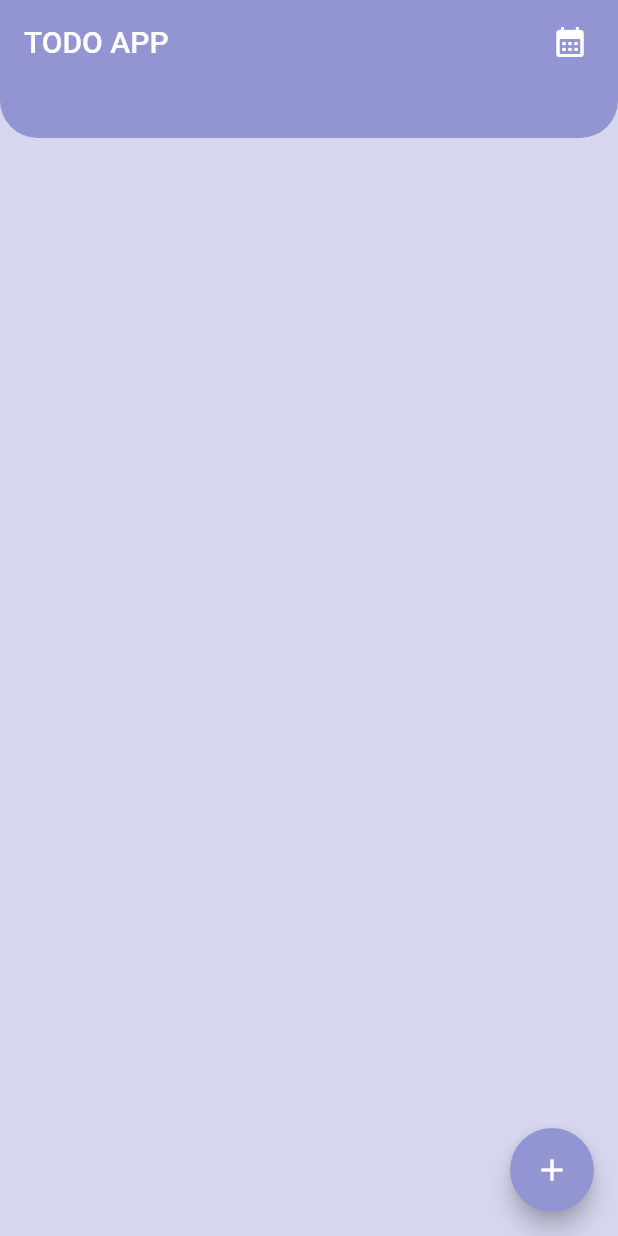
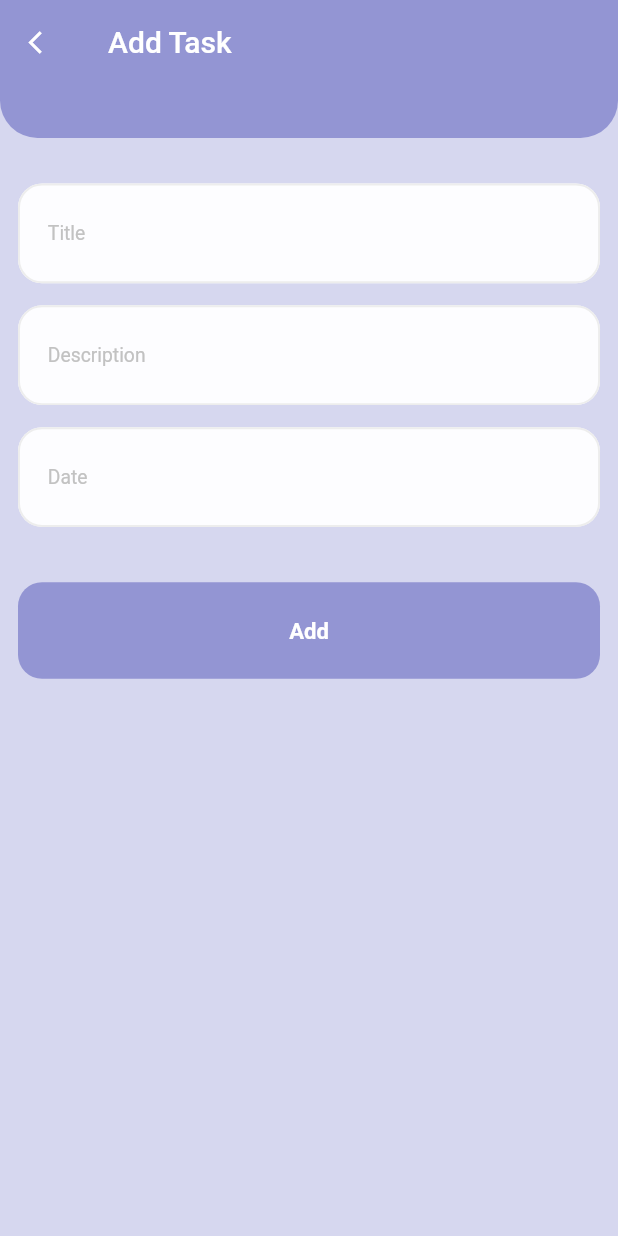
Before and after one commit to karar0120/todo-app, a Flutter app: the screen it shows after launch, after a tap on the "add" icon, on a phone screen of 412 x 824 dp. Run offline on Flutter 3.47's test engine with Material 2 defaults, Android fonts, the phone set to English and light mode, and no system bars; our stand-ins replace bloc, dartz, equatable, flutter_bloc, flutter_screenutil, get_it and 1 more; accounts and stored records are empty.

Commit message:
Add Task Screens

```diff
--- a/lib/core/routing/app_router.dart
+++ b/lib/core/routing/app_router.dart
@@ -1,5 +1,10 @@
 import 'package:flutter/material.dart';
+import 'package:flutter_bloc/flutter_bloc.dart';
+import 'package:todo_app/core/di/dependency_injection.dart';
 import 'package:todo_app/core/routing/routes.dart';
+import 'package:todo_app/features/todo/domain/usecases/add.dart';
+import 'package:todo_app/features/todo/presentation/controller/todo_add/todo_add_cubit.dart';
+import 'package:todo_app/features/todo/presentation/pages/todo_add/todo_add_screen.dart';
 
 import '../../features/todo/presentation/pages/todo_item/todo_item_screen.dart';
 import '../utils/strings_manger.dart';
@@ -9,6 +14,14 @@ class AppRoute {
     switch (settings.name) {
       case Routes.home:
         return MaterialPageRoute(builder: (context) => const TodoItemScreen());
+      case Routes.todoAdd:
+        initTodoAddModule();
+        return MaterialPageRoute(
+            builder: (context) => BlocProvider(
+                  create: (context) =>
+                      TodoAddCubit(addTodoUseCase: getIt<AddTodoUseCase>()),
+                  child: const TodoAddScreen(),
+                ));
 
       default:
         return unDefinedRoute();
--- a/lib/core/theming/theme_manger.dart
+++ b/lib/core/theming/theme_manger.dart
@@ -1,5 +1,4 @@
 import 'package:flutter/material.dart';
-import 'package:flutter_screenutil/flutter_screenutil.dart';
 
 import '../utils/values_manger.dart';
 import 'color.dart';
--- a/lib/core/utils/strings_manger.dart
+++ b/lib/core/utils/strings_manger.dart
@@ -2,6 +2,12 @@ class AppString {
   static const noRouteFound = "noRouteFound";
   static const todoApp = 'Todo App';
   static const todoAppTitleCaptilaze = 'TODO APP';
+  static const addTask = 'Add Task';
+  static const title = 'Title';
+  static const description = 'Description';
+  static const dateTime = 'Date';
+  static const time = 'Time';
+  static const add = 'Add';
   // error handler
   static const String badRequestError = "bad_request_error";
   static const String noContent = "no_content";
--- /dev/null
+++ b/lib/core/widget/app_text_button.dart
@@ -0,0 +1,57 @@
+import 'package:flutter/material.dart';
+import 'package:flutter_screenutil/flutter_screenutil.dart';
+import 'package:todo_app/core/theming/color.dart';
+
+class AppTextButton extends StatelessWidget {
+  final double? borderRadius;
+  final Color? backgroundColor;
+  final double? horizontalPadding;
+  final double? verticalPadding;
+  final double? buttonWidth;
+  final double? buttonHeight;
+  final String buttonText;
+  final TextStyle textStyle;
+  final VoidCallback onPressed;
+  const AppTextButton({
+    super.key,
+    this.borderRadius,
+    this.backgroundColor,
+    this.horizontalPadding,
+    this.verticalPadding,
+    this.buttonHeight,
+    this.buttonWidth,
+    required this.buttonText,
+    required this.textStyle,
+    required this.onPressed,
+  });
+
+  @override
+  Widget build(BuildContext context) {
+    return TextButton(
+      style: ButtonStyle(
+        shape: MaterialStateProperty.all<RoundedRectangleBorder>(
+          RoundedRectangleBorder(
+            borderRadius: BorderRadius.circular(borderRadius ?? 16.0),
+          ),
+        ),
+        backgroundColor: MaterialStatePropertyAll(
+          backgroundColor ?? ColorsManager.mainPurple,
+        ),
+        padding: MaterialStateProperty.all<EdgeInsets>(
+          EdgeInsets.symmetric(
+            horizontal: horizontalPadding?.w ?? 12.w,
+            vertical: verticalPadding?.h ?? 14.h,
+          ),
+        ),
+        fixedSize: MaterialStateProperty.all(
+          Size(buttonWidth?.w ?? double.maxFinite, buttonHeight ?? 50.h),
+        ),
+      ),
+      onPressed: onPressed,
+      child: Text(
+        buttonText,
+        style: textStyle,
+      ),
+    );
+  }
+}
--- /dev/null
+++ b/lib/core/widget/app_text_form_field.dart
@@ -0,0 +1,93 @@
+import 'package:flutter/material.dart';
+import 'package:flutter_screenutil/flutter_screenutil.dart';
+
+import '../theming/color.dart';
+import '../theming/styles.dart';
+
+class AppTextFormField extends StatelessWidget {
+  final EdgeInsetsGeometry? contentPadding;
+  final InputBorder? focusedBorder;
+  final InputBorder? enabledBorder;
+  final TextStyle? inputTextStyle;
+  final TextStyle? hintStyle;
+  final String hintText;
+  final bool? isObscureText;
+  final Widget? suffixIcon;
+  final Color? backgroundColor;
+  final TextEditingController? controller;
+  final Function(String?) validator;
+  final bool? readOnly;
+  final GestureTapCallback? onTap;
+
+  const AppTextFormField({
+    super.key,
+    this.contentPadding,
+    this.focusedBorder,
+    this.enabledBorder,
+    this.inputTextStyle,
+    this.hintStyle,
+    required this.hintText,
+    this.isObscureText,
+    this.suffixIcon,
+    this.backgroundColor,
+    this.controller,
+    required this.validator,
+    this.readOnly,
+    this.onTap,
+  });
+
+  @override
+  Widget build(BuildContext context) {
+    return TextFormField(
+      readOnly: readOnly ?? false,
+      onTap: onTap,
+      controller: controller,
+      decoration: InputDecoration(
+        isDense: true,
+        contentPadding: contentPadding ??
+            EdgeInsets.symmetric(horizontal: 20.w, vertical: 28.h),
+        focusedBorder: focusedBorder ??
+            OutlineInputBorder(
+              borderSide: const BorderSide(
+                color: ColorsManager.mainPurple,
+                width: 1.3,
+              ),
+              borderRadius: BorderRadius.circular(16.0),
+            ),
+        enabledBorder: enabledBorder ??
+            OutlineInputBorder(
+              borderSide: const BorderSide(
+                color: ColorsManager.lighterGray,
+                width: 1.3,
+              ),
+              borderRadius: BorderRadius.circular(16.0),
+            ),
+        errorBorder: OutlineInputBorder(
+          borderSide: const BorderSide(
+            color: Colors.red,
+            width: 1.3,
+          ),
+          borderRadius: BorderRadius.circular(16.0),
+        ),
+        focusedErrorBorder: OutlineInputBorder(
+          borderSide: const BorderSide(
+            color: Colors.red,
+            width: 1.3,
+          ),
+          borderRadius: BorderRadius.circular(16.0),
+        ),
+        hintStyle: hintStyle ?? TextStyles.font14LightGrayRegular,
+        hintText: hintText,
+        suffixIcon: suffixIcon,
+        fillColor: backgroundColor ?? ColorsManager.moreLightGray,
+        filled: true,
+      ),
+      obscureText: isObscureText ?? false,
+      style: TextStyles.font14DarkBlueMedium,
+      validator: (value) {
+        return validator(value);
+      },
+      cursorColor: ColorsManager.mainPurple,
+    );
+  }
+}
--- /dev/null
+++ b/lib/core/widget/cubit/app_calendar_cubit.dart
@@ -0,0 +1,23 @@
+import 'package:bloc/bloc.dart';
+import 'package:equatable/equatable.dart';
+import 'package:flutter/material.dart';
+part 'app_calendar_state.dart';
+
+class AppCalendarCubit extends Cubit<AppCalendarState> {
+  AppCalendarCubit() : super(AppCalendarInitial());
+
+  DateTime selectedDate = DateTime.now();
+  final TextEditingController selectedDateController = TextEditingController();
+  Future<void> selectDate(BuildContext context) async {
+    final DateTime? picked = await showDatePicker(
+        context: context,
+        initialDate: selectedDate,
+        firstDate: DateTime(2015, 8),
+        lastDate: DateTime(2101));
+    if (picked != null && picked != selectedDate) {
+      selectedDate = picked;
+      selectedDateController.text = selectedDate.toString();
+      emit(AppCalendarSelecetedDate());
+    }
+  }
+}
--- /dev/null
+++ b/lib/core/widget/cubit/app_calendar_state.dart
@@ -0,0 +1,12 @@
+part of 'app_calendar_cubit.dart';
+
+abstract class AppCalendarState extends Equatable {
+  const AppCalendarState();
+
+  @override
+  List<Object> get props => [];
+}
+
+class AppCalendarInitial extends AppCalendarState {}
+
+class AppCalendarSelecetedDate extends AppCalendarState {}
--- a/lib/features/todo/presentation/controller/todo_add/todo_add_cubit.dart
+++ b/lib/features/todo/presentation/controller/todo_add/todo_add_cubit.dart
@@ -14,15 +14,14 @@ class TodoAddCubit extends Cubit<TodoAddState> {
   var formKey = GlobalKey<FormState>();
   final TextEditingController titleController = TextEditingController();
   final TextEditingController descriptionController = TextEditingController();
-  final TextEditingController dataTimeController = TextEditingController();
 
-  Future<void> addTodoItem() async {
+  Future<void> addTodoItem({required String dataTime}) async {
     emit(TodoAddLoading());
     final results = await addTodoUseCase(Params(Todo(
         id: 1,
         title: titleController.text,
         description: descriptionController.text,
-        dataTime: dataTimeController.text)));
+        dataTime: dataTime)));
     results.fold((failure) => emit(TodoAddError(error: failure.message)),
         (data) => emit(TodoAddLoaded()));
   }
--- /dev/null
+++ b/lib/features/todo/presentation/pages/todo_add/todo_add_screen.dart
@@ -0,0 +1,28 @@
+import 'package:flutter/material.dart';
+import 'package:todo_app/core/helper/spacing.dart';
+import 'package:todo_app/features/todo/presentation/pages/todo_add/widget/add_task_button.dart';
+import 'package:todo_app/features/todo/presentation/pages/todo_add/widget/app_bar.dart';
+import 'package:todo_app/features/todo/presentation/pages/todo_add/widget/title_and_desc_and_time.dart';
+
+import '../../../../../core/utils/values_manger.dart';
+
+class TodoAddScreen extends StatelessWidget {
+  const TodoAddScreen({super.key});
+
+  @override
+  Widget build(BuildContext context) {
+    return Scaffold(
+      appBar: const TodoAddAppBar(),
+      body: SingleChildScrollView(
+        physics: const BouncingScrollPhysics(),
+        child: Column(
+          children: [
+            const TitleAndDescAndTime(),
+            verticalSpace(AppSize.s14),
+            const AddTaskButton(),
+          ],
+        ),
+      ),
+    );
+  }
+}
--- /dev/null
+++ b/lib/features/todo/presentation/pages/todo_add/widget/add_task_button.dart
@@ -0,0 +1,53 @@
+import 'package:flutter/material.dart';
+import 'package:flutter_bloc/flutter_bloc.dart';
+import 'package:flutter_screenutil/flutter_screenutil.dart';
+import 'package:todo_app/core/helper/extensions.dart';
+import 'package:todo_app/core/utils/strings_manger.dart';
+import 'package:todo_app/core/widget/cubit/app_calendar_cubit.dart';
+
+import '../../../../../../core/theming/styles.dart';
+import '../../../../../../core/utils/values_manger.dart';
+import '../../../../../../core/widget/app_text_button.dart';
+import '../../../controller/todo_add/todo_add_cubit.dart';
+import '../../../controller/todo_item/todo_item_cubit.dart';
+
+class AddTaskButton extends StatelessWidget {
+  const AddTaskButton({super.key});
+
+  @override
+  Widget build(BuildContext context) {
+    return BlocBuilder<TodoAddCubit, TodoAddState>(
+      builder: (context, state) {
+        if (state is TodoAddError) {
+          return Text(state.error);
+        } else if (state is TodoAddLoading) {
+          return const Center(child: CircularProgressIndicator());
+        } else {
+          if (state is TodoAddLoaded) {
+            context.read<TodoItemCubit>().getTodoItem();
+          }
+          return Padding(
+            padding: const EdgeInsets.all(AppPadding.p12),
+            child: AppTextButton(
+              buttonHeight: AppSize.s70.h,
+              buttonText: AppString.add,
+              textStyle: TextStyles.font16WhiteSemiBold,
+              onPressed: () {
+                validateThenAddTask(context);
+              },
+            ),
+          );
+        }
+      },
+    );
+  }
+
+  void validateThenAddTask(BuildContext context) {
+    if (context.read<TodoAddCubit>().formKey.currentState!.validate()) {
+      context.read<TodoAddCubit>().addTodoItem(
+          dataTime:
+              context.read<AppCalendarCubit>().selectedDateController.text);
+      context.pop();
+    }
+  }
+}
--- /dev/null
+++ b/lib/features/todo/presentation/pages/todo_add/widget/app_bar.dart
@@ -0,0 +1,30 @@
+import 'package:flutter/material.dart';
+import 'package:flutter_screenutil/flutter_screenutil.dart';
+import 'package:todo_app/core/helper/extensions.dart';
+
+import '../../../../../../core/utils/strings_manger.dart';
+import '../../../../../../core/utils/values_manger.dart';
+import '../../../../../../core/widget/main_app_bar.dart';
+
+class TodoAddAppBar extends StatelessWidget implements PreferredSizeWidget {
+  const TodoAddAppBar({super.key});
+
+  @override
+  Widget build(BuildContext context) {
+    return MainAppBar(
+      title: const Text(AppString.addTask),
+      leading: InkWell(
+          onTap: () {
+            context.pop();
+          },
+          child: const Icon(
+            Icons.arrow_back_ios,
+            color: Colors.white,
+            size: AppSize.s18,
+          )),
+    );
+  }
+
+  @override
+  Size get preferredSize => Size.fromHeight(AppSize.s100.h);
+}
--- /dev/null
+++ b/lib/features/todo/presentation/pages/todo_add/widget/title_and_desc_and_time.dart
@@ -0,0 +1,62 @@
+import 'package:flutter/material.dart';
+import 'package:flutter_bloc/flutter_bloc.dart';
+import 'package:todo_app/core/helper/spacing.dart';
+import 'package:todo_app/core/utils/strings_manger.dart';
+import 'package:todo_app/core/utils/values_manger.dart';
+import 'package:todo_app/features/todo/presentation/controller/todo_add/todo_add_cubit.dart';
+
+import '../../../../../../core/widget/app_text_form_field.dart';
+import '../../../../../../core/widget/cubit/app_calendar_cubit.dart';
+
+class TitleAndDescAndTime extends StatelessWidget {
+  const TitleAndDescAndTime({super.key});
+
+  @override
+  Widget build(BuildContext context) {
+    return Form(
+      key: context.read<TodoAddCubit>().formKey,
+      child: Padding(
+        padding: const EdgeInsets.all(AppPadding.p12),
+        child: Column(
+          children: [
+            verticalSpace(AppSize.s20),
+            AppTextFormField(
+              hintText: AppString.title,
+              validator: (value) {
+                if (value == null || value.isEmpty) {
+                  return 'Please enter a valid email';
+                }
+              },
+              controller: context.read<TodoAddCubit>().titleController,
+            ),
+            verticalSpace(AppSize.s16),
+            AppTextFormField(
+              hintText: AppString.description,
+              validator: (value) {
+                if (value == null || value.isEmpty) {
+                  return 'Please enter a valid email';
+                }
+              },
+              controller: context.read<TodoAddCubit>().descriptionController,
+            ),
+            verticalSpace(AppSize.s16),
+            AppTextFormField(
+                readOnly: true,
+                onTap: () {
+                  BlocProvider.of<AppCalendarCubit>(context)
+                      .selectDate(context);
+                },
+                hintText: AppString.dateTime,
+                validator: (value) {
+                  if (value == null || value.isEmpty) {
+                    return 'Please enter a valid email';
+                  }
+                },
+                controller:
+                    context.read<AppCalendarCubit>().selectedDateController),
+          ],
+        ),
+      ),
+    );
+  }
+}
--- a/lib/features/todo/presentation/pages/todo_item/todo_item_screen.dart
+++ b/lib/features/todo/presentation/pages/todo_item/todo_item_screen.dart
@@ -1,9 +1,12 @@
 import 'package:flutter/material.dart';
 import 'package:flutter_bloc/flutter_bloc.dart';
+import 'package:todo_app/core/helper/extensions.dart';
 import 'package:todo_app/core/theming/color.dart';
 import 'package:todo_app/features/todo/presentation/controller/todo_item/todo_item_cubit.dart';
 import 'package:todo_app/features/todo/presentation/pages/todo_item/widget/app_bar.dart';
 import 'package:todo_app/features/todo/presentation/pages/todo_item/widget/todo_card.dart';
+
+import '../../../../../core/routing/routes.dart';
 
 class TodoItemScreen extends StatelessWidget {
   const TodoItemScreen({super.key});
@@ -37,7 +40,9 @@ class TodoItemScreen extends StatelessWidget {
       ),
       floatingActionButton: FloatingActionButton(
         child: const Icon(Icons.add),
-        onPressed: () {},
+        onPressed: () {
+          context.pushNamed(Routes.todoAdd);
+        },
       ),
     );
   }
--- a/lib/main.dart
+++ b/lib/main.dart
@@ -1,5 +1,6 @@
 import 'package:flutter/material.dart';
 import 'package:flutter_bloc/flutter_bloc.dart';
+import 'package:todo_app/core/widget/cubit/app_calendar_cubit.dart';
 import 'package:todo_app/features/todo/domain/usecases/list.dart';
 import 'package:todo_app/features/todo/presentation/controller/todo_item/todo_item_cubit.dart';
 import 'package:todo_app/todo_app.dart';
@@ -16,5 +17,6 @@ void main() async {
           TodoItemCubit(listTodoUseCase: getIt<ListTodoUseCase>())
             ..getTodoItem(),
     ),
+    BlocProvider<AppCalendarCubit>(create: (context) => AppCalendarCubit())
   ], child: const TodoApp()));
 }
```
Also changed, not shown: lib/core/widget/form_field.dart (deleted, +0 -178 lines).
